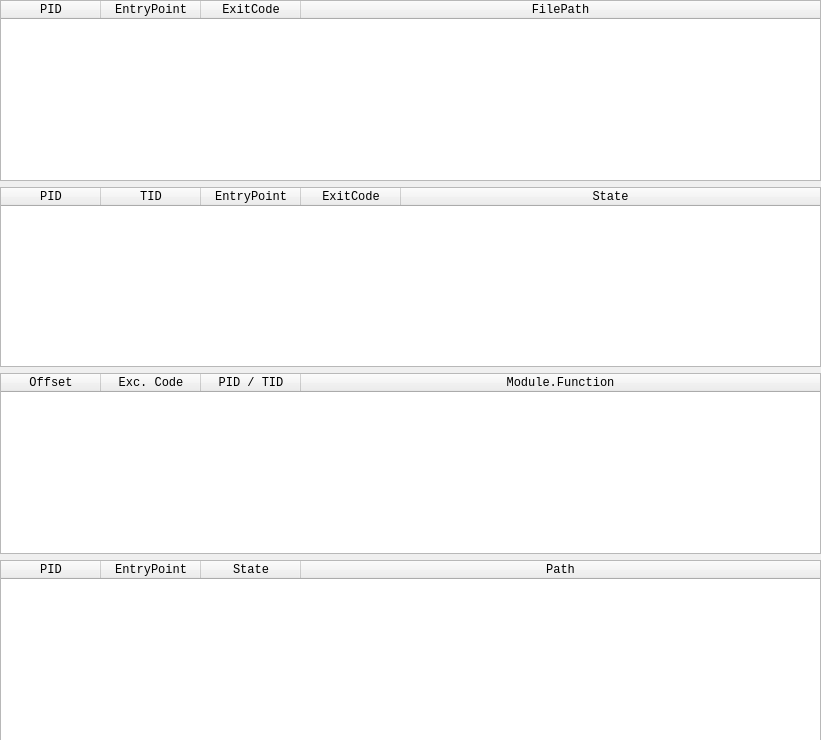
The window that qtNanomite/qtDLGDetailInfo.ui (zer0fl4g/Nanomite) describes before a commit, drawn with Qt 5.
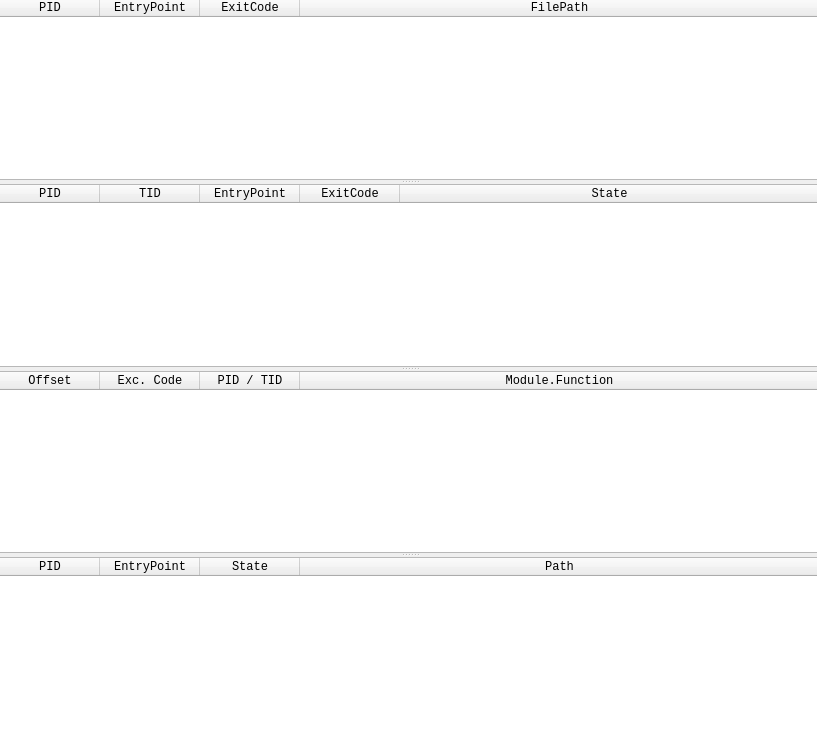
The same window after the commit. Icons and pictures are not drawn.

The edit to the form file:
```diff
--- a/qtNanomite/qtDLGDetailInfo.ui
+++ b/qtNanomite/qtDLGDetailInfo.ui
@@ -6,8 +6,8 @@
    <rect>
     <x>0</x>
     <y>0</y>
-    <width>821</width>
-    <height>740</height>
+    <width>817</width>
+    <height>738</height>
    </rect>
   </property>
   <property name="sizePolicy">
@@ -26,17 +26,18 @@
   <widget class="QWidget" name="verticalLayoutWidget">
    <property name="geometry">
     <rect>
-     <x>0</x>
-     <y>0</y>
+     <x>-1</x>
+     <y>-2</y>
      <width>821</width>
      <height>741</height>
     </rect>
    </property>
    <layout class="QVBoxLayout" name="verticalLayout">
-    <property name="sizeConstraint">
-     <enum>QLayout::SetNoConstraint</enum>
-    </property>
     <item>
+     <widget class="QSplitter" name="splitter">
+      <property name="orientation">
+       <enum>Qt::Vertical</enum>
+      </property>
      <widget class="QTableWidget" name="tblPIDs">
       <property name="sizePolicy">
        <sizepolicy hsizetype="Expanding" vsizetype="Expanding">
@@ -88,8 +89,6 @@
        </property>
       </column>
      </widget>
-    </item>
-    <item>
      <widget class="QTableWidget" name="tblTIDs">
       <property name="sizePolicy">
        <sizepolicy hsizetype="Expanding" vsizetype="Expanding">
@@ -146,8 +145,6 @@
        </property>
       </column>
      </widget>
-    </item>
-    <item>
      <widget class="QTableWidget" name="tblExceptions">
       <property name="sizePolicy">
        <sizepolicy hsizetype="Expanding" vsizetype="Expanding">
@@ -199,8 +196,6 @@
        </property>
       </column>
      </widget>
-    </item>
-    <item>
      <widget class="QTableWidget" name="tblModules">
       <property name="sizePolicy">
        <sizepolicy hsizetype="Expanding" vsizetype="Expanding">
@@ -251,6 +246,7 @@
         <string>Path</string>
        </property>
       </column>
+      </widget>
      </widget>
     </item>
    </layout>
```
Lines whose indentation alone changed are shown as unchanged.
